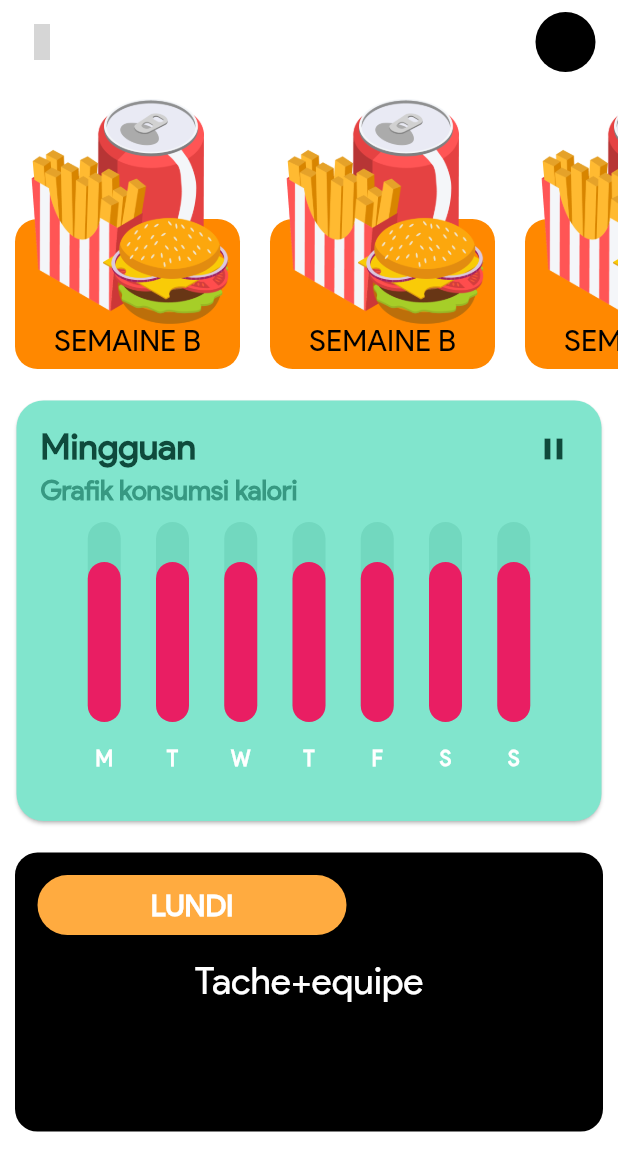
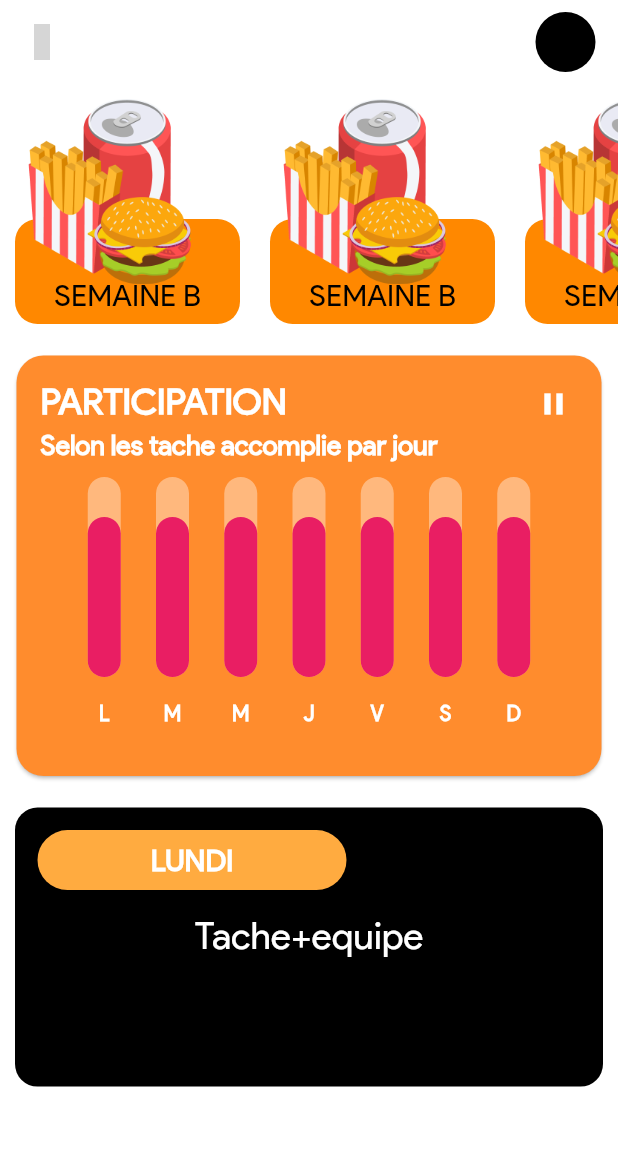
Before and after one commit to iTeam-S/GFS, a Flutter app: the screen it shows after launch, after a tap on the "play arrow" icon, on a phone screen of 412 x 824 dp. Shown: the top 1171 px of the screen. Run offline on Flutter 3.47's test engine with Material 2 defaults, Android fonts, the phone set to English and light mode, and no system bars; drawn by our look-alikes of card_swiper, fl_chart; our stand-ins replace flutter_custom_clippers, get, line_icons; grey boxes are pictures that could not be loaded.

Commit message:
chart par semaine fini

```diff
--- a/lib/views/exemple.dart
+++ b/lib/views/exemple.dart
@@ -20,7 +20,7 @@ class BarChartSample1 extends StatefulWidget {
 }
 
 class BarChartSample1State extends State<BarChartSample1> {
-  final Color barBackgroundColor = const Color(0xff72d8bf);
+  final Color barBackgroundColor = const Color(0xFFFFB87D);
   final Duration animDuration = const Duration(milliseconds: 250);
 
   int touchedIndex = -1;
@@ -33,7 +33,7 @@ class BarChartSample1State extends State<BarChartSample1> {
       aspectRatio: 1,
       child: Card(
         shape: RoundedRectangleBorder(borderRadius: BorderRadius.circular(18)),
-        color: const Color(0xff81e5cd),
+        color: const Color(0xFFFF8C2D),
         child: Stack(
           children: <Widget>[
             Padding(
@@ -44,9 +44,9 @@ class BarChartSample1State extends State<BarChartSample1> {
                 mainAxisSize: MainAxisSize.max,
                 children: <Widget>[
                   const Text(
-                    'Mingguan',
+                    'PARTICIPATION',
                     style: TextStyle(
-                        color: Color(0xff0f4a3c),
+                        color: Color(0xFFFFFFFF),
                         fontSize: 24,
                         fontWeight: FontWeight.bold),
                   ),
@@ -54,9 +54,9 @@ class BarChartSample1State extends State<BarChartSample1> {
                     height: 4,
                   ),
                   const Text(
-                    'Grafik konsumsi kalori',
+                    'Selon les tache accomplie par jour',
                     style: TextStyle(
-                        color: Color(0xff379982),
+                        color: Color(0xFFFFFFFF),
                         fontSize: 18,
                         fontWeight: FontWeight.bold),
                   ),
@@ -85,7 +85,7 @@ class BarChartSample1State extends State<BarChartSample1> {
                 child: IconButton(
                   icon: Icon(
                     isPlaying ? Icons.pause : Icons.play_arrow,
-                    color: const Color(0xff0f4a3c),
+                    color: const Color(0xFFFFFFFF),
                   ),
                   onPressed: () {
                     setState(() {
@@ -108,7 +108,7 @@ class BarChartSample1State extends State<BarChartSample1> {
     int x,
     double y, {
     bool isTouched = false,
-    Color barColor = Colors.white,
+    Color barColor = Colors.black,
     double width = 22,
     List<int> showTooltips = const [],
   }) {
@@ -163,25 +163,25 @@ class BarChartSample1State extends State<BarChartSample1> {
               String weekDay;
               switch (group.x.toInt()) {
                 case 0:
-                  weekDay = 'Monday';
+                  weekDay = 'Lundi';
                   break;
                 case 1:
-                  weekDay = 'Tuesday';
+                  weekDay = 'Mardi';
                   break;
                 case 2:
-                  weekDay = 'Wednesday';
+                  weekDay = 'Mercredi';
                   break;
                 case 3:
-                  weekDay = 'Thursday';
+                  weekDay = 'Jeudi';
                   break;
                 case 4:
-                  weekDay = 'Friday';
+                  weekDay = 'Vendredi';
                   break;
                 case 5:
-                  weekDay = 'Saturday';
+                  weekDay = 'Samedi';
                   break;
                 case 6:
-                  weekDay = 'Sunday';
+                  weekDay = 'Dimanche';
                   break;
                 default:
                   throw Error();
@@ -229,19 +229,19 @@ class BarChartSample1State extends State<BarChartSample1> {
           getTitles: (double value) {
             switch (value.toInt()) {
               case 0:
+                return 'L';
+              case 1:
                 return 'M';
-              case 1:
-                return 'T';
               case 2:
-                return 'W';
+                return 'M';
               case 3:
-                return 'T';
+                return 'J';
               case 4:
-                return 'F';
+                return 'V';
               case 5:
                 return 'S';
               case 6:
-                return 'S';
+                return 'D';
               default:
                 return '';
             }
@@ -274,19 +274,19 @@ class BarChartSample1State extends State<BarChartSample1> {
             getTitles: (double value) {
               switch (value.toInt()) {
                 case 0:
+                  return 'L';
+                case 1:
                   return 'M';
-                case 1:
-                  return 'T';
                 case 2:
-                  return 'W';
+                  return 'M';
                 case 3:
-                  return 'T';
+                  return 'J';
                 case 4:
-                  return 'F';
+                  return 'V';
                 case 5:
                   return 'S';
                 case 6:
-                  return 'S';
+                  return 'D';
                 default:
                   return '';
               }
--- a/lib/views/home.dart
+++ b/lib/views/home.dart
@@ -48,7 +48,7 @@ class _ScreenState extends State<Screen> {
             child: Column(children: <Widget>[
           Container(
             width: Get.width,
-            height: 200,
+            height: 170,
             child: Row(
               children: [
                 Expanded(
@@ -73,7 +73,7 @@ class _ScreenState extends State<Screen> {
                                       borderRadius: BorderRadius.circular(15),
                                       color: Color(0xFFFF8800),
                                     ),
-                                    height: 100,
+                                    height: 70,
                                     width: Get.width,
                                     child: Align(
                                       alignment: Alignment.bottomCenter,
@@ -85,7 +85,10 @@ class _ScreenState extends State<Screen> {
                                     ),
                                   ),
                                 ),
-                                Image.asset('assets/images/Food_PNG.png'),
+                                Image.asset(
+                                  'assets/images/Food_PNG.png',
+                                  width: Get.width * .3,
+                                ),
                               ],
                             ),
                           );
```
